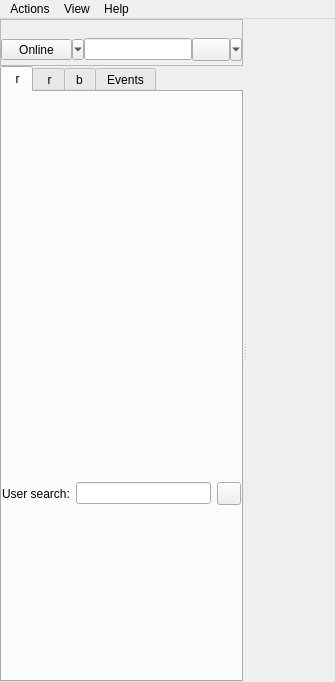
Above: widgets/mainWindow.ui from xmpp-graveyard/jabbim before the change. Below: the same form after it.
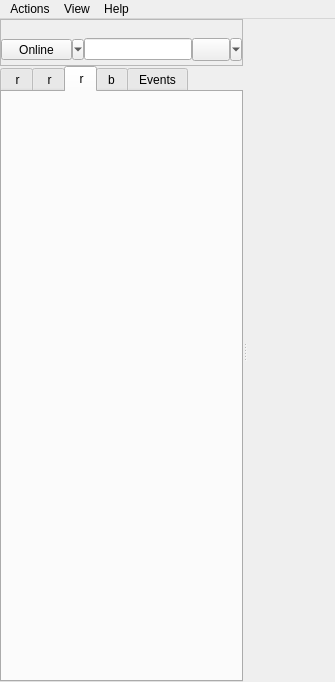
That is the form after the change. The open tabs and pages were chosen to show the change. Icons and pictures are not drawn.

Commit message: Jabbim Content Tab

Diff of the .ui file:
```diff
--- a/widgets/mainWindow.ui
+++ b/widgets/mainWindow.ui
@@ -650,6 +650,26 @@
 				   <string>Favourite</string>
 			   </attribute>
 		</widget>
+		<widget class="QWidget" name="contentTab" >
+			<property name="geometry" >
+				<rect>
+					<x>0</x>
+					<y>0</y>
+					<width>239</width>
+					<height>589</height>
+				</rect>
+			</property>
+			<attribute name="title" >
+				<string> r</string>
+			</attribute>
+			<attribute name="icon" >
+				<iconset>
+					<normaloff>images/16x16/actions/anchor.png</normaloff>images/16x16/actions/anchor.png</iconset>
+			</attribute>
+			<attribute name="toolTip" >
+				<string>Jabbim Content</string>
+			</attribute>
+		</widget>
            <widget class="QWidget" name="bookmarksTab" >
             <property name="geometry" >
              <rect>
```
The commit also changes 3 other files.
